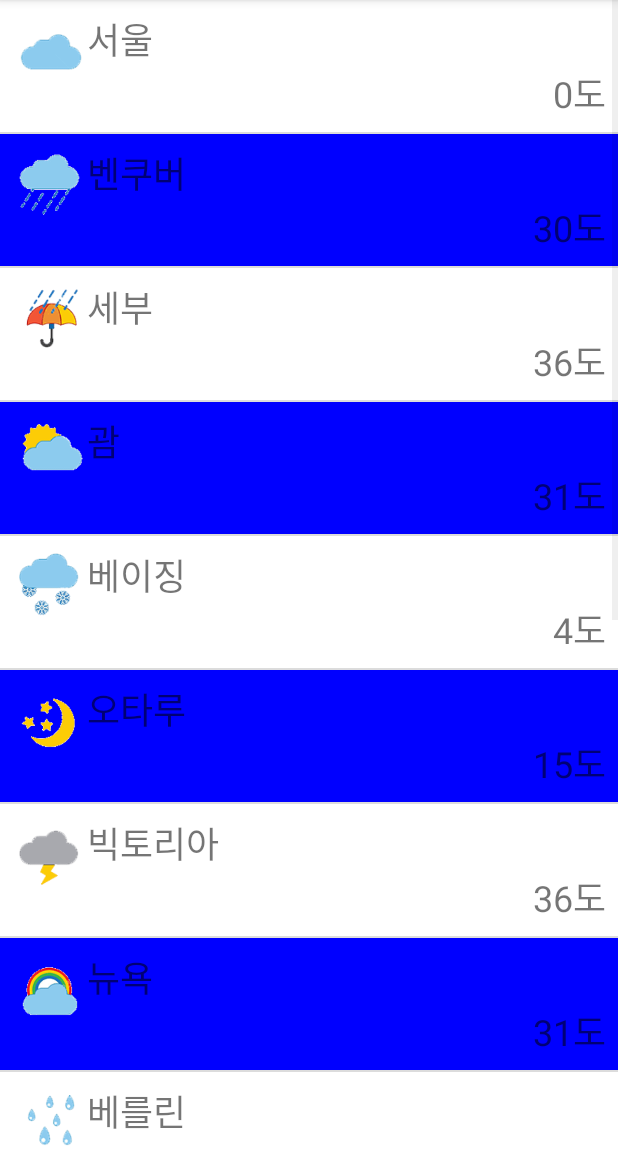
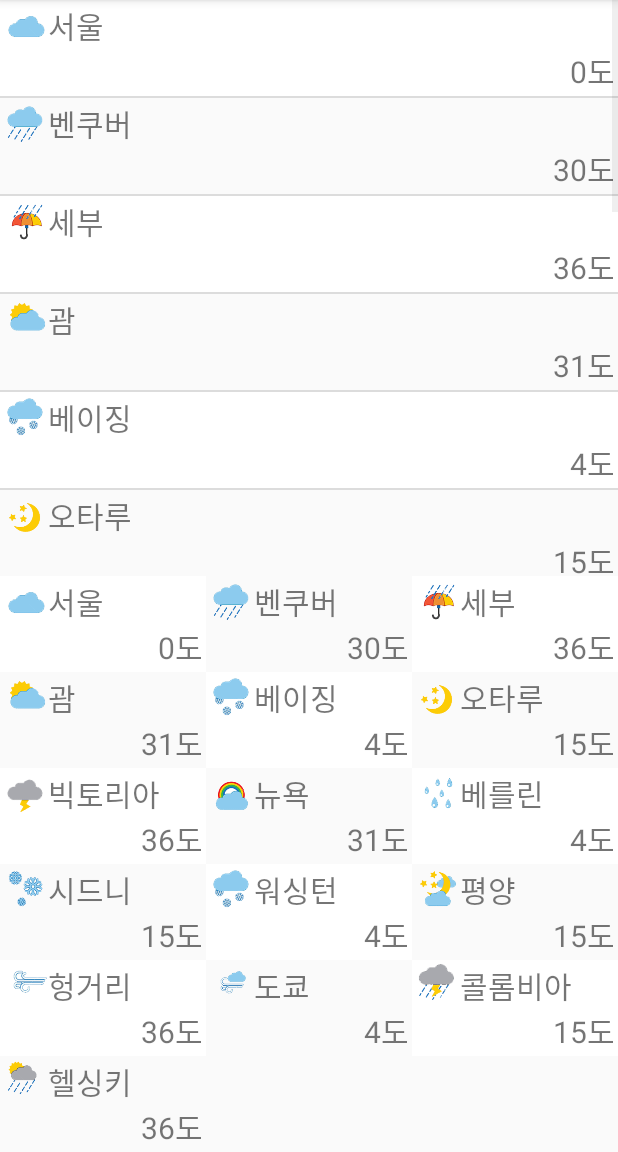
Before and after one commit to yeonyang9421/CoffeeApp, an Android app: the WeatherActivity screen opened directly, with no data from a screen before it, on a phone screen of 412 x 824 dp, the part 84-1236 px from its top. Run offline under Robolectric (Android 15) with nearby library versions, the phone set to English and light mode, and no system bars.

```diff
--- a/app/src/main/java/kr/co/woobi/imyeon/coffeeapp/WeatherActivity.java
+++ b/app/src/main/java/kr/co/woobi/imyeon/coffeeapp/WeatherActivity.java
@@ -6,6 +6,7 @@
 import android.os.Bundle;
 import android.view.View;
 import android.widget.AdapterView;
+import android.widget.GridView;
 import android.widget.ListView;
 
 import java.util.ArrayList;
@@ -16,6 +17,7 @@
 
 public class WeatherActivity extends AppCompatActivity implements AdapterView.OnItemClickListener, AdapterView.OnItemLongClickListener {
     private ListView mListView;
+    private  GridView mGridView;
     private WeatherAdapter mAdapter;
     private List<Weather> mWeatherList;
 
@@ -25,6 +27,7 @@
         setContentView(R.layout.activity_weather);
 
         mListView = findViewById(R.id.listview_weather);
+        mGridView=findViewById(R.id.gridview);
 
         mWeatherList = new ArrayList<>();
 
@@ -48,6 +51,7 @@
         //어댑터
         mAdapter = new WeatherAdapter(this, mWeatherList);
         mListView.setAdapter(mAdapter);
+        mGridView.setAdapter(mAdapter);
         mListView.setOnItemClickListener(this);
         mListView.setOnItemLongClickListener(this);
     }
--- a/app/src/main/java/kr/co/woobi/imyeon/coffeeapp/adapters/WeatherAdapter.java
+++ b/app/src/main/java/kr/co/woobi/imyeon/coffeeapp/adapters/WeatherAdapter.java
@@ -78,7 +78,7 @@
 
         //홀수줄에 파란색 짝수줄에 하얀색
         if (position % 2 == 1) {
-            convertView.setBackgroundColor(Color.BLUE);
+            convertView.setBackgroundColor(213);
         } else {
             convertView.setBackgroundColor(Color.WHITE);
         }
--- a/app/src/main/res/layout/activity_weather.xml
+++ b/app/src/main/res/layout/activity_weather.xml
@@ -10,6 +10,14 @@
     <ListView
         android:id="@+id/listview_weather"
         android:layout_width="match_parent"
-        android:layout_height="match_parent"/>
+        android:layout_height="0dp"
+        android:layout_weight="1"/>
+
+    <GridView
+        android:id="@+id/gridview"
+        android:layout_weight="1"
+        android:layout_width="match_parent"
+        android:layout_height="0dp"
+        android:numColumns="3"/>
 
 </LinearLayout>
--- a/app/src/main/res/layout/item_weather.xml
+++ b/app/src/main/res/layout/item_weather.xml
@@ -3,14 +3,14 @@
     android:layout_width="match_parent"
     android:layout_height="wrap_content"
     android:orientation="horizontal"
-    android:padding="8dp">
+    android:padding="2dp">
 
     <ImageView
         android:src="@drawable/weather_01"
         android:id="@+id/imageView_weahter"
         android:scaleType="centerCrop"
-        android:layout_width="50dp"
-        android:layout_height="50dp" />
+        android:layout_width="30dp"
+        android:layout_height="30dp" />
     <LinearLayout
         android:orientation="vertical"
         android:layout_width="match_parent"
@@ -18,13 +18,13 @@
 
         <TextView
             android:id="@+id/text_location"
-            android:textSize="24dp"
+            android:textSize="20dp"
             android:text="지역"
             android:layout_width="wrap_content"
             android:layout_height="wrap_content" />
         <TextView
             android:id="@+id/text_temperature"
-            android:textSize="24dp"
+            android:textSize="20dp"
             android:text="온도"
             android:layout_gravity="end"
             android:layout_width="wrap_content"
```
